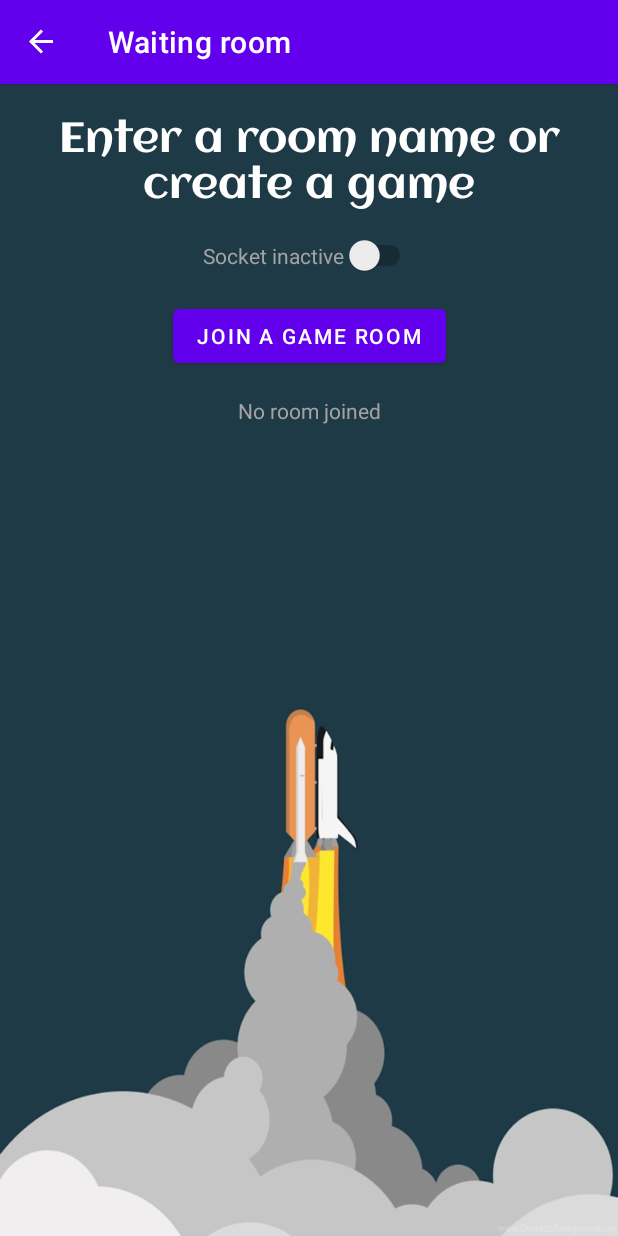
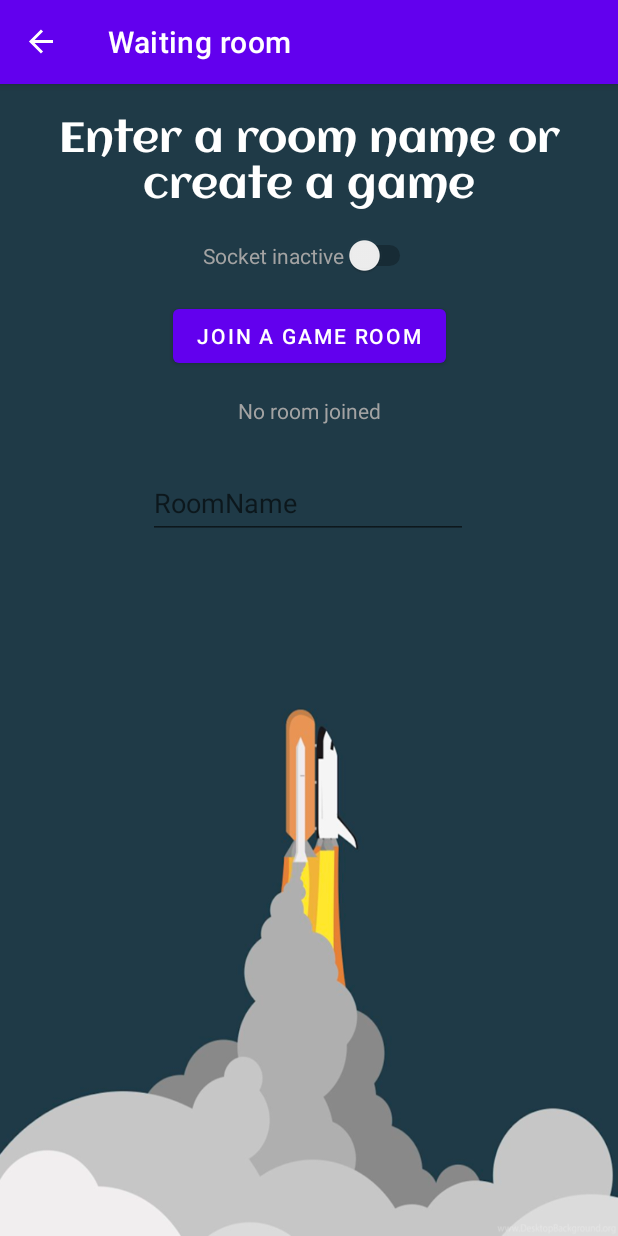
Before and after one commit to Autary/space-dim, an Android app: the CreateRoomFragment screen opened through its navigation route, on a phone screen of 412 x 824 dp. Run offline under Robolectric (Android 15) with nearby library versions, the light colour scheme and no system bars; our stand-ins replace data binding, navigation-ui; 1 statement that could not run was skipped.

Commit message:
remove lifecycle logs and add room name input

```diff
--- a/app/src/main/java/com/example/spacedim/interfaces/LifeCycleLogs.kt
+++ b/app/src/main/java/com/example/spacedim/interfaces/LifeCycleLogs.kt
@@ -4,24 +4,24 @@ import android.util.Log
 
 interface LifeCycleLogs {
     fun onCreate(){
-        Log.i(this.javaClass.name, "onCreate Called")
+        // Log.i(this.javaClass.name, "onCreate Called")
     }
     fun onStart(){
-        Log.i(this.javaClass.name, "onStart Called")
+        // Log.i(this.javaClass.name, "onStart Called")
     }
     fun onResume(){
-        Log.i(this.javaClass.name, "onResume Called")
+        // Log.i(this.javaClass.name, "onResume Called")
     }
     fun onPause(){
-        Log.i(this.javaClass.name, "onPause Called")
+        // Log.i(this.javaClass.name, "onPause Called")
     }
     fun onStop(){
-        Log.i(this.javaClass.name, "onStop Called")
+        // Log.i(this.javaClass.name, "onStop Called")
     }
     fun onDestroy(){
-        Log.i(this.javaClass.name, "onDestroy Called")
+        // Log.i(this.javaClass.name, "onDestroy Called")
     }
     fun onRestart(){
-        Log.i(this.javaClass.name, "onRestart Called")
+        // Log.i(this.javaClass.name, "onRestart Called")
     }
 }
--- a/app/src/main/java/com/example/spacedim/sharedViewModel/WsViewModel.kt
+++ b/app/src/main/java/com/example/spacedim/sharedViewModel/WsViewModel.kt
@@ -24,7 +24,7 @@ class WsViewModel : ViewModel() {
 
     fun createWS(roomName:String, idUser:Int) {
         request = Request.Builder()
-                .url("ws://spacedim.async-agency.com:8081/ws/join/Solo/"+idUser)
+                .url("ws://spacedim.async-agency.com:8081/ws/join/"+roomName+"/"+idUser)
                 .build()
         listener = EchoWebSocketListener();
         ws = client.newWebSocket(request, listener)
@@ -47,7 +47,7 @@ class WsViewModel : ViewModel() {
            // Log.i(this.javaClass.name, "Receiving bytes : " + bytes.hex())
         }
         override fun onMessage(webSocket: WebSocket?, str: String) {
-            //Log.i(this.javaClass.name, "Receiving : $str")
+            Log.i(this.javaClass.name, "Receiving : $str")
 
             try {
                 val response = PolymoViewModel.adapterSpace.fromJson(str)?.let { Log.i(this.javaClass.name," response.toString()") }
--- a/app/src/main/res/layout/fragment_create_room.xml
+++ b/app/src/main/res/layout/fragment_create_room.xml
@@ -51,5 +51,19 @@
             app:layout_constraintEnd_toEndOf="@+id/joinRoom"
             app:layout_constraintStart_toStartOf="@+id/joinRoom"
             app:layout_constraintTop_toBottomOf="@+id/joinRoom" />
+
+        <EditText
+            android:id="@+id/roomInput"
+            android:layout_width="wrap_content"
+            android:layout_height="wrap_content"
+            android:layout_marginTop="28dp"
+            android:ems="10"
+            android:hint="RoomName"
+            android:inputType="textPersonName"
+            android:minHeight="48dp"
+            app:layout_constraintEnd_toEndOf="parent"
+            app:layout_constraintHorizontal_bias="0.497"
+            app:layout_constraintStart_toStartOf="parent"
+            app:layout_constraintTop_toBottomOf="@+id/joinRoomTxt" />
     </androidx.constraintlayout.widget.ConstraintLayout>
 </layout>
--- a/app/src/main/res/layout/fragment_login.xml
+++ b/app/src/main/res/layout/fragment_login.xml
@@ -35,6 +35,8 @@
                 android:layout_height="wrap_content"
                 android:background="@drawable/rounded"
                 android:textColor="#CB9CCC"
+                android:maxLines="1"
+                android:inputType="text"
                 tools:ignore="TextContrastCheck" />
         </com.google.android.material.textfield.TextInputLayout>
 
```
Also changed, not shown: app/src/main/java/com/example/spacedim/fragment/CreateRoomFragment.kt (+6 -3 lines).
